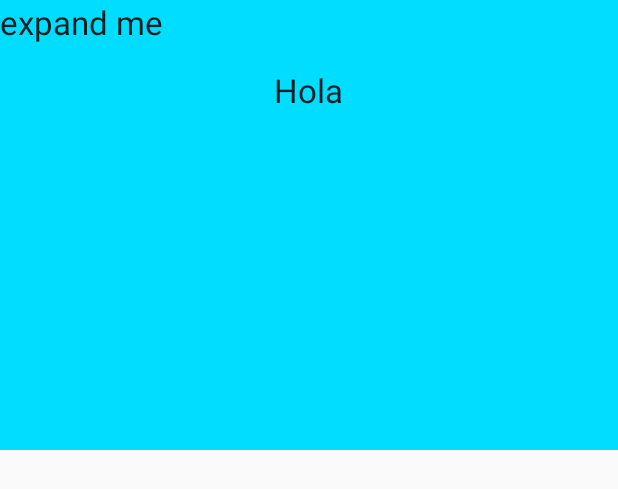
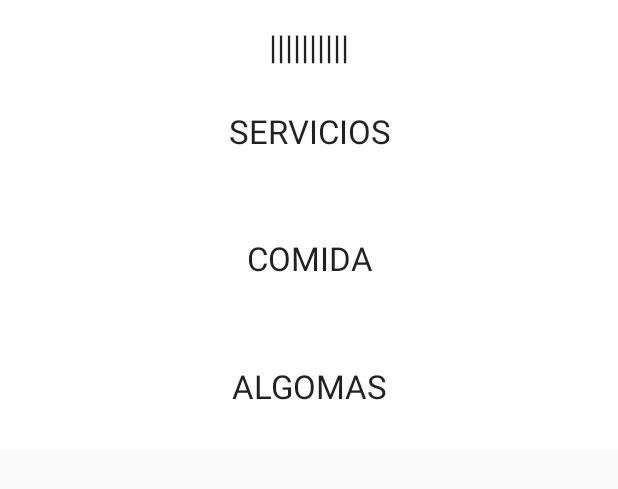
Before and after one commit to Reynaldo1193/RutaMagica, an Android app: the layout content_bottom_sheet.xml on its own in the app's theme, with its tools: preview values and no code run, on a phone screen of 412 x 824 dp. Shown: the top 489 px of the screen. Run offline under Robolectric (Android 15) with nearby library versions, the phone set to English and light mode, and no system bars.

Commit message:
Bottom Card

```diff
--- a/app/src/main/java/com/example/rutamagica/MapsActivity.java
+++ b/app/src/main/java/com/example/rutamagica/MapsActivity.java
@@ -2,8 +2,12 @@ package com.example.rutamagica;
 
 import android.location.Address;
 import android.location.Geocoder;
+import android.support.annotation.NonNull;
+import android.support.design.bottomappbar.BottomAppBar;
+import android.support.design.widget.BottomSheetBehavior;
 import android.support.v4.app.FragmentActivity;
 import android.os.Bundle;
+import android.view.View;
 
 import com.google.android.gms.maps.CameraUpdate;
 import com.google.android.gms.maps.CameraUpdateFactory;
@@ -20,12 +24,13 @@ import java.io.IOException;
 import java.util.List;
 import java.util.Locale;
 
-public class MapsActivity extends FragmentActivity implements OnMapReadyCallback {
+public class MapsActivity extends FragmentActivity implements OnMapReadyCallback, View.OnClickListener {
 
     private GoogleMap mMap;
     private  MarkerOptions marcadorInicial;
     private List<Address> addresses;
     private Geocoder geocoder;
+    private BottomSheetBehavior bottomSheetBehavior;
 
     @Override
     protected void onCreate(Bundle savedInstanceState) {
@@ -35,6 +40,27 @@ public class MapsActivity extends FragmentActivity implements OnMapReadyCallback
         SupportMapFragment mapFragment = (SupportMapFragment) getSupportFragmentManager()
                 .findFragmentById(R.id.map);
         mapFragment.getMapAsync(this);
+
+        initListeners();
+
+    }
+
+    private void initListeners(){
+        bottomSheetBehavior = BottomSheetBehavior.from(findViewById(R.id.bottomSheetLayout));
+
+        bottomSheetBehavior.setBottomSheetCallback(new BottomSheetBehavior.BottomSheetCallback() {
+            @Override
+            public void onStateChanged(@NonNull View view, int i) {
+                if(i ==  BottomSheetBehavior.STATE_HIDDEN){
+                    bottomSheetBehavior.setState(BottomSheetBehavior.STATE_COLLAPSED);
+                }
+            }
+
+            @Override
+            public void onSlide(@NonNull View view, float v) {
+
+            }
+        });
     }
 
 
@@ -109,7 +135,12 @@ public class MapsActivity extends FragmentActivity implements OnMapReadyCallback
         });
     }
 
-    public void CreadorIconos(String titulo,double lat, double lng){
+    @Override
+    public void onClick(View v) {
+
+    }
+
+    public void CreadorIconos(String titulo, double lat, double lng){
 
 
         LatLng posicion = new LatLng(lat,lng);
--- a/app/src/main/res/layout/content_bottom_sheet.xml
+++ b/app/src/main/res/layout/content_bottom_sheet.xml
@@ -1,29 +1,63 @@
 <?xml version="1.0" encoding="utf-8"?>
 <RelativeLayout xmlns:android="http://schemas.android.com/apk/res/android"
+    xmlns:app="http://schemas.android.com/apk/res-auto"
+    android:id="@+id/bottomSheetLayout"
     android:layout_width="match_parent"
     android:layout_height="300dp"
-    xmlns:app="http://schemas.android.com/apk/res-auto"
-    android:id="@+id/bottomSheetLayout"
-    android:background="@android:color/holo_blue_bright"
+    android:layout_weight="2"
+    android:background="@android:color/background_light"
     app:behavior_hideable="true"
     app:behavior_peekHeight="60dp"
-    app:layout_behavior="@string/bottom_sheet_behavior"
-    >
+    app:layout_behavior="@string/bottom_sheet_behavior">
+
 
     <TextView
-        android:id="@+id/bottomSheetHeading"
-        android:layout_width="match_parent"
+        android:id="@+id/txtDrag"
+        android:layout_width="wrap_content"
         android:layout_height="wrap_content"
-        android:text="expand me"
+        android:layout_centerHorizontal="true"
+        android:layout_marginTop="16dp"
+        android:text="||||||||||"
         android:textAppearance="@android:style/TextAppearance.Large" />
 
-    <TextView
-        android:layout_width="wrap_content"
-        android:layout_height="wrap_content"
-        android:layout_below="@id/bottomSheetHeading"
-        android:layout_centerHorizontal="true"
-        android:layout_marginTop="16dp"
-        android:text="Hola"
-        android:textAppearance="@android:style/TextAppearance.Large" />
+    <LinearLayout
+        android:layout_width="match_parent"
+        android:layout_height="match_parent"
+        android:orientation="vertical"
+        android:weightSum="3"
+        android:layout_below="@+id/txtDrag">
+
+        <TextView
+            android:id="@+id/txtServicios"
+            android:layout_width="match_parent"
+            android:layout_height="0dp"
+            android:layout_weight="1"
+            android:gravity="center"
+            android:textAppearance="@style/TextAppearance.AppCompat.Large"
+            android:layout_gravity="center"
+            android:background="#FFFF"
+            android:text="SERVICIOS"/>
+
+        <TextView
+            android:id="@+id/txtComida"
+            android:layout_width="match_parent"
+            android:layout_height="0dp"
+            android:layout_weight="1"
+            android:gravity="center"
+            android:background="#FFFF"
+            android:textAppearance="@style/TextAppearance.AppCompat.Large"
+            android:text="COMIDA"/>
+
+        <TextView
+            android:id="@+id/txtAlgomas"
+            android:layout_width="match_parent"
+            android:layout_height="0dp"
+            android:layout_weight="1"
+            android:gravity="center"
+            android:background="#FFFF"
+            android:textAppearance="@style/TextAppearance.AppCompat.Large"
+            android:text="ALGOMAS"/>
+
+    </LinearLayout>
 
 </RelativeLayout>
--- a/app/src/main/res/values/styles.xml
+++ b/app/src/main/res/values/styles.xml
@@ -1,4 +1,4 @@
-<resources>
+<resources xmlns:android="http://schemas.android.com/apk/res/android">
 
     <!-- Base application theme. -->
     <style name="AppTheme" parent="Theme.AppCompat.Light.DarkActionBar">
@@ -8,4 +8,5 @@
         <item name="colorAccent">@color/colorAccent</item>
     </style>
 
+
 </resources>
```
